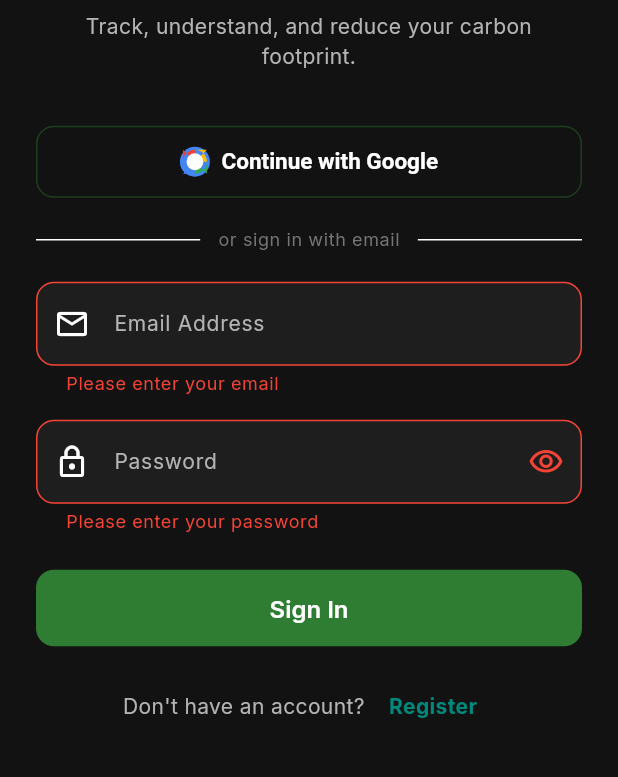
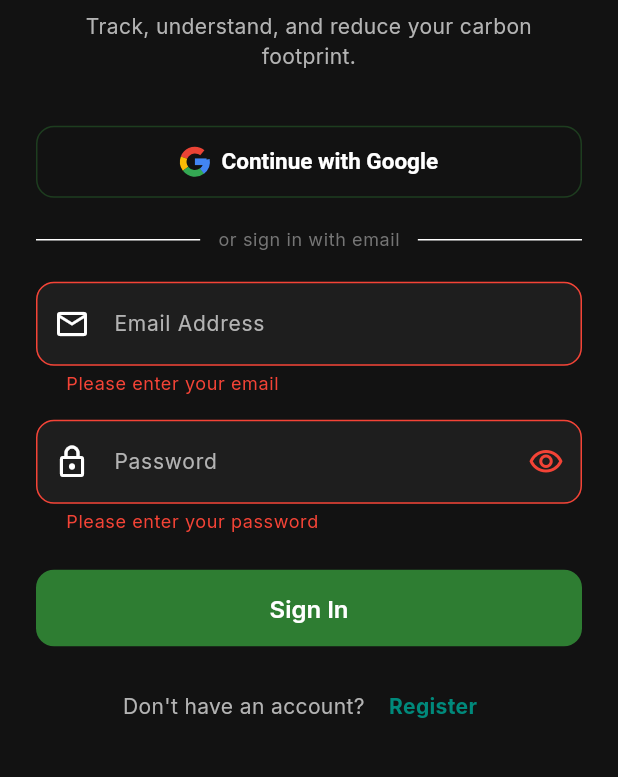
Before and after one commit to Saip2503/CarbonAware, a Flutter app: the screen it shows after launch, after a tap on "Sign In", on a phone screen of 412 x 824 dp, the part 337-1114 px from its top. Run offline on Flutter 3.47's test engine with Material 3 defaults, Android fonts, the phone set to English and light mode, and no system bars; our stand-ins replace cloud_firestore, firebase_auth, firebase_core, fl_chart, flutter_dotenv, flutter_riverpod and 4 more; accounts and stored records are empty.

Commit message:
fix: draw authentic Google logo using CustomPainter in login screen

```diff
--- a/lib/features/auth/presentation/views/login_screen.dart
+++ b/lib/features/auth/presentation/views/login_screen.dart
@@ -321,55 +321,43 @@ class _GoogleLogo extends StatelessWidget {
 class _GoogleLogoPainter extends CustomPainter {
   @override
   void paint(Canvas canvas, Size size) {
-    final double w = size.width;
-    final double h = size.height;
+    final double length = size.width;
+    final double arcThickness = length / 4.5;
 
-    final Paint blue = Paint()..color = const Color(0xFF4285F4);
-    final Paint red = Paint()..color = const Color(0xFFEA4335);
-    final Paint yellow = Paint()..color = const Color(0xFFFBBC05);
-    final Paint green = Paint()..color = const Color(0xFF34A853);
-    final Paint white = Paint()..color = Colors.white;
+    // Inset bounds to prevent clipping of the stroke
+    final Rect bounds = Rect.fromLTWH(
+      arcThickness / 2,
+      arcThickness / 2,
+      length - arcThickness,
+      length - arcThickness,
+    );
 
-    // Draw circle background
-    canvas.drawCircle(Offset(w / 2, h / 2), w / 2, blue);
+    final paint = Paint()
+      ..style = PaintingStyle.stroke
+      ..strokeWidth = arcThickness;
 
-    // White inner area (simplified "G" with color blocks)
-    final rect = Rect.fromLTWH(w * 0.1, h * 0.1, w * 0.8, h * 0.8);
+    void drawArc(double startAngle, double sweepAngle, Color color) {
+      canvas.drawArc(bounds, startAngle, sweepAngle, false, paint..color = color);
+    }
 
-    // Red top-left quarter
-    final pathRed = Path()
-      ..moveTo(w / 2, h / 2)
-      ..lineTo(w * 0.1, h * 0.1)
-      ..arcTo(rect, -3.14, 1.57, false)
-      ..close();
-    canvas.drawPath(pathRed, red);
+    // Drawing the arcs of the "G"
+    drawArc(3.5, 1.9, const Color(0xFFEA4335)); // Red
+    drawArc(2.5, 1.0, const Color(0xFFFBBC05)); // Yellow
+    drawArc(0.9, 1.6, const Color(0xFF34A853)); // Green
+    drawArc(-0.18, 1.1, const Color(0xFF4285F4)); // Blue
 
-    // Yellow top-right quarter
-    final pathYellow = Path()
-      ..moveTo(w / 2, h / 2)
-      ..lineTo(w * 0.9, h * 0.1)
-      ..arcTo(rect, -1.57, 1.57, false)
-      ..close();
-    canvas.drawPath(pathYellow, yellow);
+    // Draw the horizontal blue bar extending to the center
+    final barPaint = Paint()
+      ..color = const Color(0xFF4285F4)
+      ..style = PaintingStyle.fill;
 
-    // Green bottom-right quarter
-    final pathGreen = Path()
-      ..moveTo(w / 2, h / 2)
-      ..lineTo(w * 0.9, h * 0.9)
-      ..arcTo(rect, 0, 1.57, false)
-      ..close();
-    canvas.drawPath(pathGreen, green);
-
-    // Blue bottom-left quarter
-    final pathBlue = Path()
-      ..moveTo(w / 2, h / 2)
-      ..lineTo(w * 0.1, h * 0.9)
-      ..arcTo(rect, 1.57, 1.57, false)
-      ..close();
-    canvas.drawPath(pathBlue, blue);
-
-    // White circle in center (to simulate the G cutout)
-    canvas.drawCircle(Offset(w / 2, h / 2), w * 0.28, white);
+    final barRect = Rect.fromLTRB(
+      length / 2,
+      length / 2 - arcThickness / 2,
+      length - arcThickness / 2,
+      length / 2 + arcThickness / 2,
+    );
+    canvas.drawRect(barRect, barPaint);
   }
 
   @override
```
